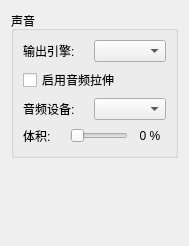
Qt form src/yuzu/configuration/configure_audio.ui (formylover/yuzu-early-access) before a commit.
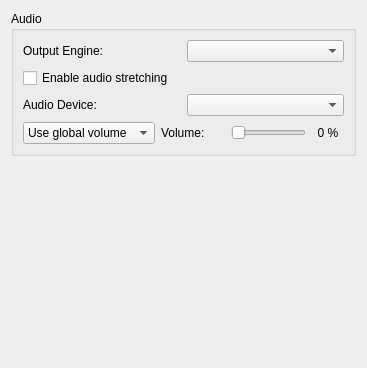
The same form after that commit.

Diff of the .ui file:
```diff
--- a/src/yuzu/configuration/configure_audio.ui
+++ b/src/yuzu/configuration/configure_audio.ui
@@ -6,23 +6,23 @@
    <rect>
     <x>0</x>
     <y>0</y>
-    <width>188</width>
-    <height>246</height>
+    <width>367</width>
+    <height>368</height>
    </rect>
   </property>
   <layout class="QVBoxLayout">
    <item>
     <widget class="QGroupBox" name="groupBox">
      <property name="title">
-      <string>声音</string>
+      <string>Audio</string>
      </property>
      <layout class="QVBoxLayout">
       <item>
-       <layout class="QHBoxLayout">
+       <layout class="QHBoxLayout" name="_3">
         <item>
-         <widget class="QLabel" name="label_1">
+         <widget class="QLabel" name="output_sink_label">
           <property name="text">
-           <string>输出引擎:</string>
+           <string>Output Engine:</string>
           </property>
          </widget>
         </item>
@@ -37,16 +37,16 @@
              <string>这种后处理效果的音频调节速度相匹配的仿真速度，并有助于防止音频卡顿。然而，这增加了音频延迟.</string>
            </property>
            <property name="text">
-             <string>启用音频拉伸</string>
+         <string>Enable audio stretching</string>
            </property>
          </widget>
        </item>
       <item>
-       <layout class="QHBoxLayout">
+       <layout class="QHBoxLayout" name="_2">
         <item>
-         <widget class="QLabel" name="label_2">
+         <widget class="QLabel" name="audio_device_label">
           <property name="text">
-           <string>音频设备:</string>
+           <string>Audio Device:</string>
           </property>
          </widget>
         </item>
@@ -61,9 +61,23 @@
          <number>0</number>
         </property>
         <item>
-         <widget class="QLabel" name="label_3">
+         <widget class="QComboBox" name="volume_combo_box">
+          <item>
           <property name="text">
-           <string>体积:</string>
+            <string>Use global volume</string>
+           </property>
+          </item>
+          <item>
+           <property name="text">
+            <string>Set volume:</string>
+           </property>
+          </item>
+         </widget>
+        </item>
+        <item>
+         <widget class="QLabel" name="volume_label">
+          <property name="text">
+           <string>Volume:</string>
           </property>
          </widget>
         </item>
@@ -74,7 +88,7 @@
           </property>
           <property name="sizeHint" stdset="0">
            <size>
-            <width>40</width>
+            <width>30</width>
             <height>20</height>
            </size>
           </property>
```
Left out of the diff: 2 changed lines with no effect on the pictures. Lines whose indentation alone changed are shown as unchanged.
